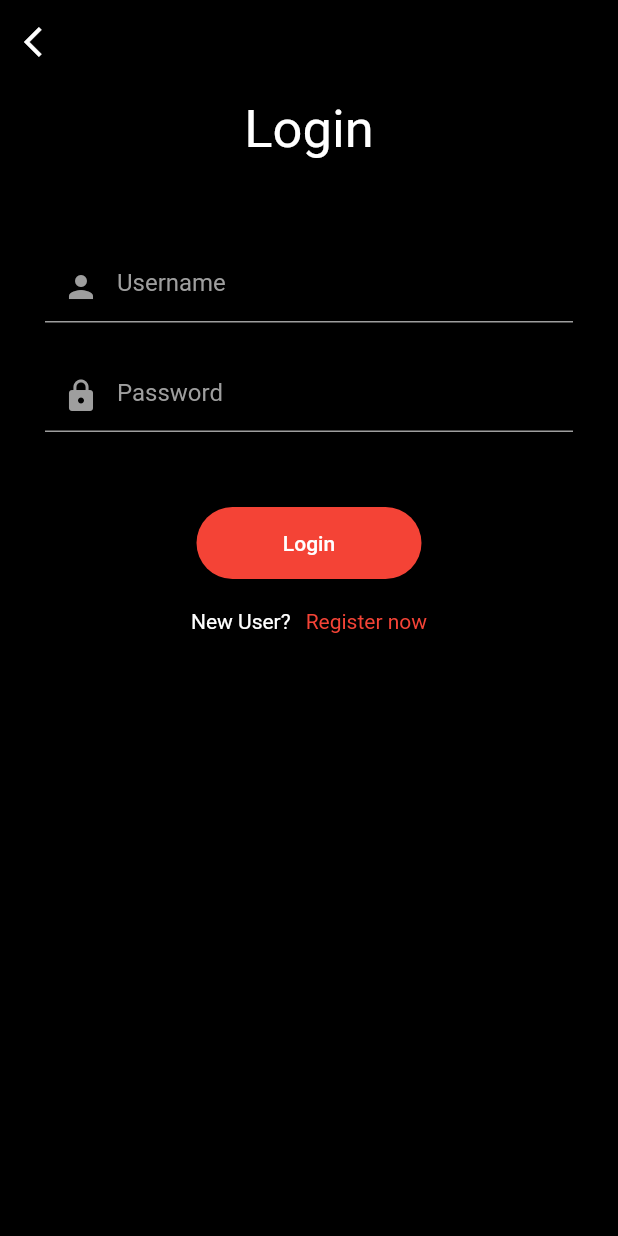
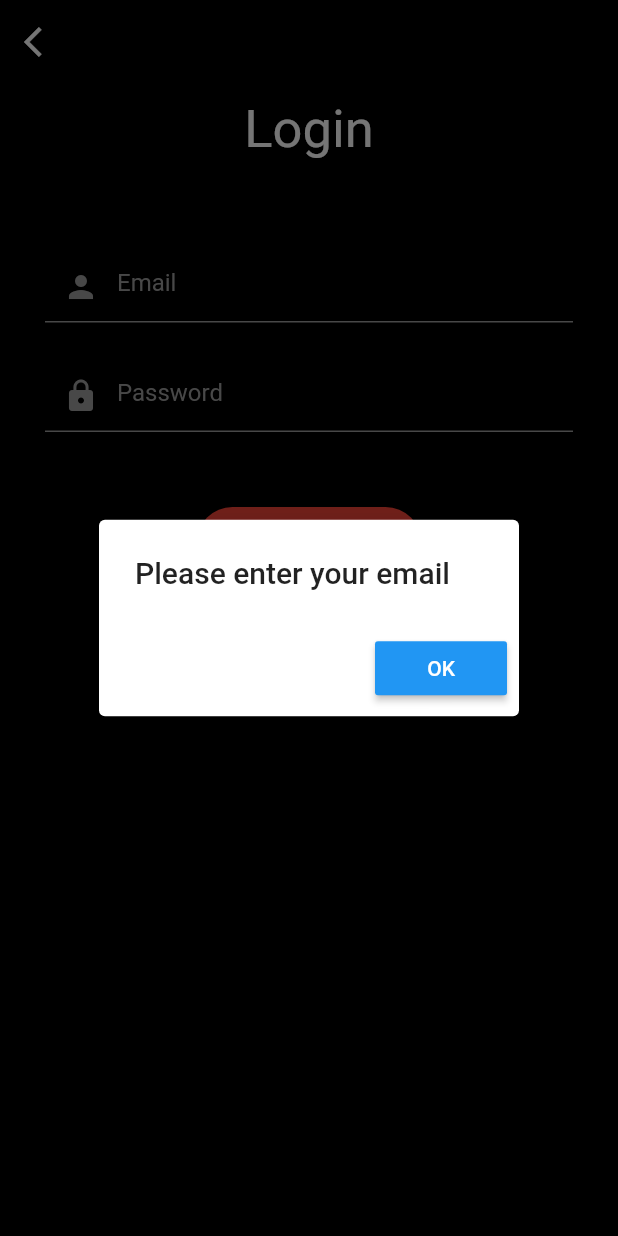
Before and after one commit to mehedi481/food-delivery-flutter, a Flutter app: the screen it shows after launch, after a tap on "Login", on a phone screen of 412 x 824 dp. Run offline on Flutter 3.47's test engine with Material 2 defaults, Android fonts, the phone set to English and light mode, and no system bars; our stand-ins replace cloud_firestore, firebase_auth, firebase_core; accounts and stored records are empty.

```diff
--- a/lib/main.dart
+++ b/lib/main.dart
@@ -1,10 +1,11 @@
-
+import 'package:firebase_auth/firebase_auth.dart';
 import 'package:firebase_core/firebase_core.dart';
 import 'package:flutter/material.dart';
+import 'package:food_delivery/pages/home_page/HomePage.dart';
+import 'package:food_delivery/pages/login_page.dart';
 import 'package:food_delivery/pages/welcomePage.dart';
 
-
-void main() async{
+void main() async {
   WidgetsFlutterBinding.ensureInitialized();
   await Firebase.initializeApp();
   runApp(MyApp());
@@ -14,8 +15,24 @@ class MyApp extends StatelessWidget {
   Widget build(BuildContext context) {
     return MaterialApp(
       debugShowCheckedModeBanner: false,
+      theme: ThemeData(
+          scaffoldBackgroundColor: Color(0xff2b2b2b),
+          appBarTheme: AppBarTheme(
+            color: Color(0xff2b2b2b),
+          )),
       title: "Food Delivery",
-      home: WelcomePage(),
+      // home: WelcomePage(),
+      home: StreamBuilder(
+        stream: FirebaseAuth.instance.authStateChanges(),
+        builder: (context, snapshot) {
+          print(snapshot.toString());
+          if (snapshot.hasData) {
+            return HomePage();
+          } else {
+            return LoginPage();
+          }
+        },
+      ),
     );
   }
 }
--- a/lib/pages/login_page.dart
+++ b/lib/pages/login_page.dart
@@ -1,24 +1,54 @@
+import 'package:firebase_auth/firebase_auth.dart';
 import 'package:flutter/material.dart';
 import 'package:food_delivery/pages/signup_page.dart';
 
+import 'home_page/HomePage.dart';
+
 class LoginPage extends StatefulWidget {
   const LoginPage({Key? key}) : super(key: key);
+  static Pattern pattern =
+      r'^(([^<>()[\]\\.,;:\s@\"]+(\.[^<>()[\]\\.,;:\s@\"]+)*)|(\".+\"))@((\[[0-9]{1,3}\.[0-9]{1,3}\.[0-9]{1,3}\.[0-9]{1,3}\])|(([a-zA-Z\-0-9]+\.)+[a-zA-Z]{2,}))$';
 
   @override
   _LoginPageState createState() => _LoginPageState();
 }
 
 class _LoginPageState extends State<LoginPage> {
-  TextEditingController userName = TextEditingController();
+  RegExp regExp = RegExp(LoginPage.pattern.toString());
+  late UserCredential userCredential;
+  bool isLoading = false;
+
+  TextEditingController email = TextEditingController();
   TextEditingController password = TextEditingController();
 
+  Future loginAuth() async {
+    try {
+      userCredential = await FirebaseAuth.instance.signInWithEmailAndPassword(
+          email: email.text, password: password.text);
+    } on FirebaseAuthException catch (e) {
+      if (e.code == 'user-not-found') {
+        print('No user found for that email.');
+        ScaffoldMessenger.of(context).showSnackBar(
+            SnackBar(content: Text('No user found for that email.')));
+      } else if (e.code == 'wrong-password') {
+        ScaffoldMessenger.of(context).showSnackBar(
+            SnackBar(content: Text('Wrong password provided for that user.')));
+        print('Wrong password provided for that user.');
+      }
+    }
+    setState(() {
+      isLoading = false;
+      print("isLoading false");
+    });
+  }
+
   void validation() {
-    if (userName.text.isEmpty) {
+    if (email.text.isEmpty) {
       showDialog(
           context: context,
           builder: (context) {
             return AlertDialog(
-              title: Text("Please enter your UserName"),
+              title: Text("Please enter your email"),
               actions: [
                 MaterialButton(
                   color: Colors.blue,
@@ -33,7 +63,28 @@ class _LoginPageState extends State<LoginPage> {
               ],
             );
           });
-    } else if (password.text.isEmpty) {
+    } else if (!regExp.hasMatch(email.text)) {
+      showDialog(
+          context: context,
+          builder: (context) {
+            return AlertDialog(
+              title: Text("Email address not valid !"),
+              actions: [
+                MaterialButton(
+                  color: Colors.blue,
+                  onPressed: () {
+                    Navigator.pop(context);
+                  },
+                  child: Text(
+                    "OK",
+                    style: TextStyle(color: Colors.white),
+                  ),
+                )
+              ],
+            );
+          });
+    }
+    else if (password.text.isEmpty) {
       showDialog(
           context: context,
           builder: (context) {
@@ -53,6 +104,11 @@ class _LoginPageState extends State<LoginPage> {
               ],
             );
           });
+    } else {
+      setState(() {
+        isLoading = true;
+      });
+      loginAuth();
     }
   }
 
@@ -94,9 +150,7 @@ class _LoginPageState extends State<LoginPage> {
                 mainAxisAlignment: MainAxisAlignment.center,
                 children: [
                   myTextField(
-                      hintText: "Username",
-                      icon: Icons.person,
-                      controller: userName),
+                      hintText: "Email", icon: Icons.person, controller: email),
                   SizedBox(
                     height: 25,
                   ),
@@ -111,7 +165,9 @@ class _LoginPageState extends State<LoginPage> {
             SizedBox(
               height: 50,
             ),
-            Container(
+            isLoading == true
+                ? Center(child: CircularProgressIndicator())
+                : Container(
                     width: 150,
                     decoration: BoxDecoration(
                       borderRadius: BorderRadius.circular(24),
@@ -120,6 +176,7 @@ class _LoginPageState extends State<LoginPage> {
                     child: MaterialButton(
                       onPressed: () {
                         validation();
+
                       },
                       child: Text(
                         "Login",
--- a/pubspec.yaml
+++ b/pubspec.yaml
@@ -26,9 +26,8 @@ flutter:
 
   uses-material-design: true
   # To add assets to your application, add an assets section, like this:
-  # assets:
-  #   - images/a_dot_burr.jpeg
-  #   - images/a_dot_ham.jpeg
+  assets:
+    - assets/images/
   # An image asset can refer to one or more resolution-specific "variants", see
   # https://flutter.dev/assets-and-images/#resolution-aware.
   # For details regarding adding assets from package dependencies, see
```
Also changed, not shown: lib/helper/image_path.dart (added, +9 -0 lines), lib/pages/home_page/HomePage.dart (added, +126 -0 lines), lib/pages/home_page/components/categories_food_items.dart (added, +33 -0 lines), lib/pages/home_page/components/food_items.dart (added, +69 -0 lines), lib/pages/signup_page.dart (+4 -5 lines), assets/images/1.jpg (added), assets/images/2.jpg (added), assets/images/3.jpg (added), assets/images/4.png (added), assets/images/5.jpg (added), assets/images/all.jpg (added), assets/images/person.jpg (added). Lines whose indentation alone changed are shown as unchanged.
